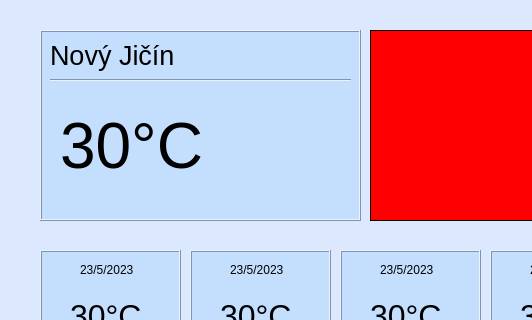
Qt form GUI/mainwindow.ui (Llyfrs/WeatherApp) before a commit; both pictures show x 0 to 532 and y 0 to 320 of the 822 by 522 pixel window.
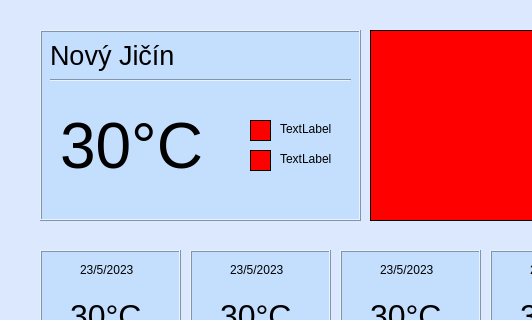
The same form after that commit.

What changed in the file:
```diff
--- a/GUI/mainwindow.ui
+++ b/GUI/mainwindow.ui
@@ -599,6 +599,70 @@
      <enum>Qt::Horizontal</enum>
     </property>
    </widget>
+   <widget class="QLabel" name="mainWindIcon">
+    <property name="geometry">
+     <rect>
+      <x>210</x>
+      <y>90</y>
+      <width>21</width>
+      <height>21</height>
+     </rect>
+    </property>
+    <property name="styleSheet">
+     <string notr="true">background-color: rgb(255, 0, 0);</string>
+    </property>
+    <property name="frameShape">
+     <enum>QFrame::Box</enum>
+    </property>
+    <property name="text">
+     <string/>
+    </property>
+   </widget>
+   <widget class="QLabel" name="mainHumiditIcon">
+    <property name="geometry">
+     <rect>
+      <x>210</x>
+      <y>120</y>
+      <width>21</width>
+      <height>21</height>
+     </rect>
+    </property>
+    <property name="styleSheet">
+     <string notr="true">background-color: rgb(255, 0, 0);</string>
+    </property>
+    <property name="frameShape">
+     <enum>QFrame::Box</enum>
+    </property>
+    <property name="text">
+     <string/>
+    </property>
+   </widget>
+   <widget class="QLabel" name="mainWindLable">
+    <property name="geometry">
+     <rect>
+      <x>240</x>
+      <y>90</y>
+      <width>54</width>
+      <height>17</height>
+     </rect>
+    </property>
+    <property name="text">
+     <string>TextLabel</string>
+    </property>
+   </widget>
+   <widget class="QLabel" name="mainHumiditLable">
+    <property name="geometry">
+     <rect>
+      <x>240</x>
+      <y>120</y>
+      <width>54</width>
+      <height>17</height>
+     </rect>
+    </property>
+    <property name="text">
+     <string>TextLabel</string>
+    </property>
+   </widget>
    <zorder>line</zorder>
    <zorder>mainTemp</zorder>
    <zorder>mainCity</zorder>
```
Left out of the diff: 4 changed lines with no effect on the pictures.
